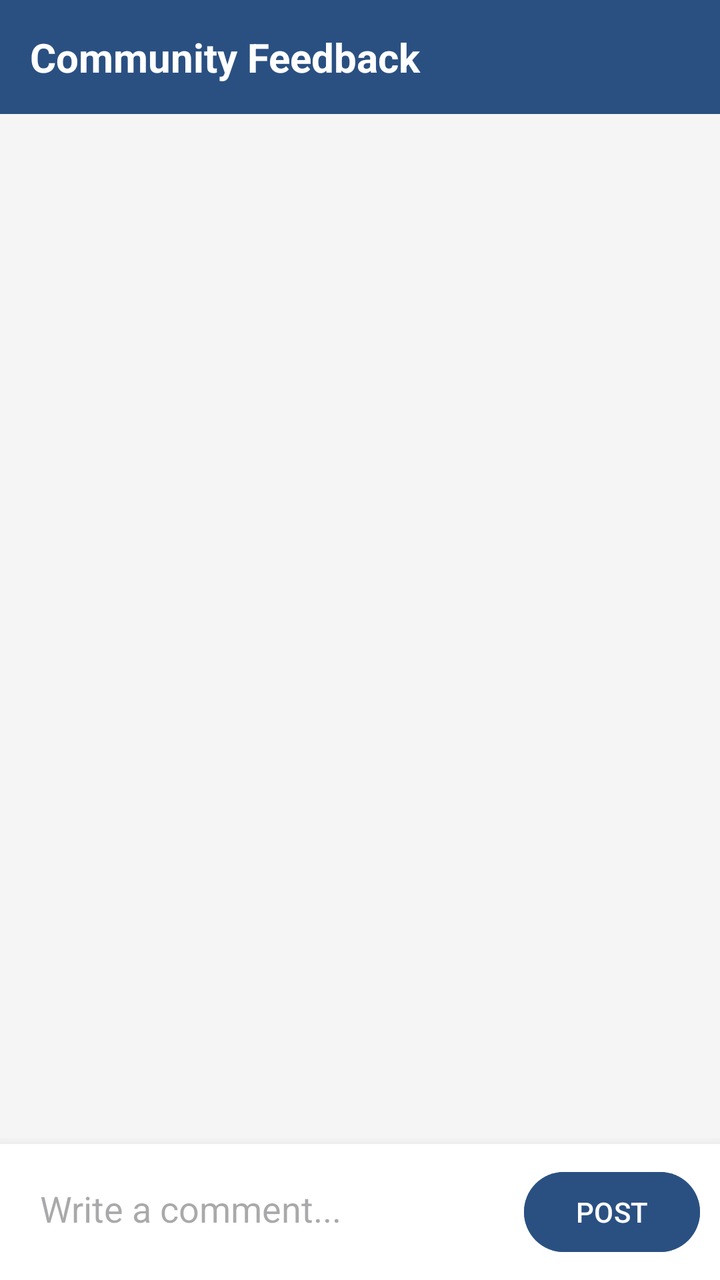
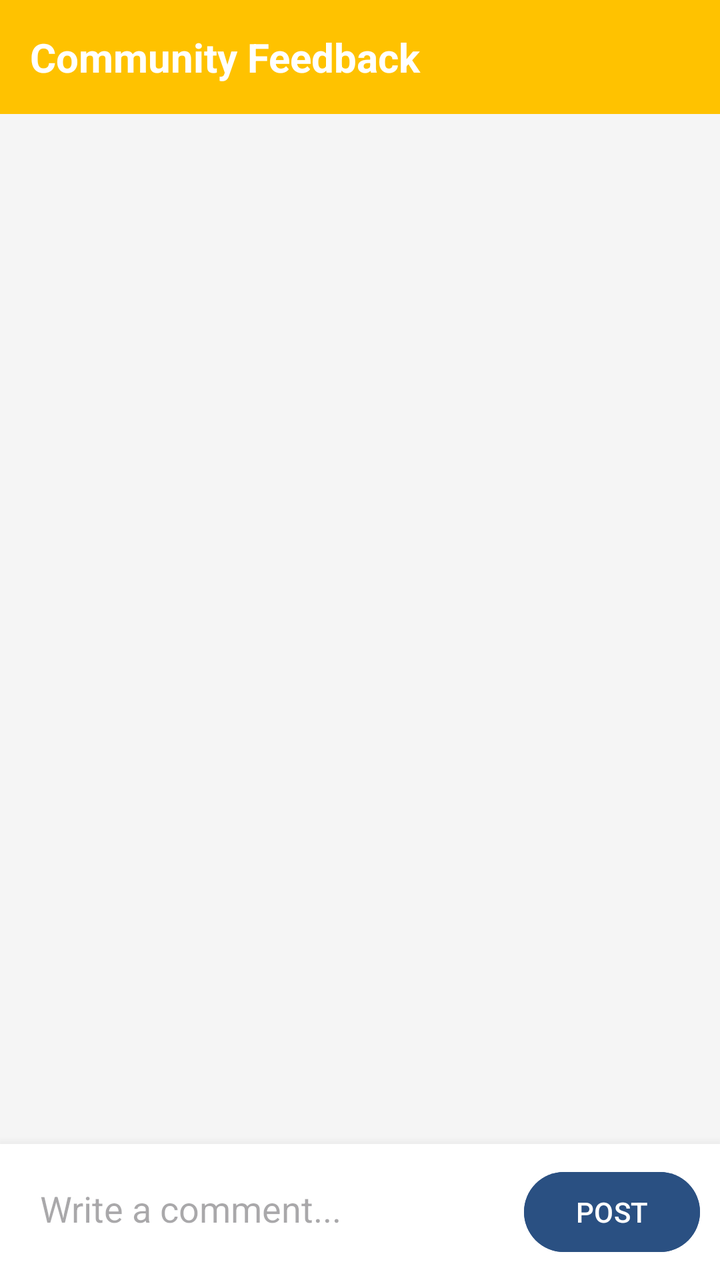

Before-and-after screenshots of an Android layout around one commit, followed by the original layout XML and the change that was made.
<!-- AndroidManifest.xml: application theme Theme.LaundryApp -->
<!-- res/layout/activity_feedback.xml -->
<?xml version="1.0" encoding="utf-8"?>
<LinearLayout xmlns:android="http://schemas.android.com/apk/res/android"
    android:layout_width="match_parent"
    android:layout_height="match_parent"
    android:orientation="vertical"
    android:background="#F5F5F5">

    <TextView
        android:layout_width="match_parent"
        android:layout_height="wrap_content"
        android:text="Community Feedback"
        android:padding="15dp"
        android:background="#2a5082"
        android:textColor="#FFF"
        android:textSize="20sp"
        android:textStyle="bold"/>

    <androidx.recyclerview.widget.RecyclerView
        android:id="@+id/recyclerFeedback"
        android:layout_width="match_parent"
        android:layout_height="0dp"
        android:layout_weight="1"
        android:padding="10dp"/>

    <LinearLayout
        android:layout_width="match_parent"
        android:layout_height="wrap_content"
        android:orientation="horizontal"
        android:padding="10dp"
        android:background="#FFFFFF"
        android:elevation="10dp">

        <EditText
            android:id="@+id/etFeedbackMessage"
            android:layout_width="0dp"
            android:layout_height="wrap_content"
            android:layout_weight="1"
            android:hint="Write a comment..."
            android:padding="10dp"
            android:background="@android:color/transparent"/>

        <Button
            android:id="@+id/btnSubmitFeedback"
            android:layout_width="wrap_content"
            android:layout_height="wrap_content"
            android:text="POST"
            android:backgroundTint="#2a5082"/>
    </LinearLayout>

</LinearLayout>
<!-- resources referenced by this layout -->
<resources>
  <style name="Theme.LaundryApp" parent="Base.Theme.LaundryApp" />
  <style name="Base.Theme.LaundryApp" parent="Theme.Material3.DayNight.NoActionBar">
          
          
      </style>
</resources>

<!-- the commit's change to res/layout/activity_feedback.xml (unified diff, before → after) -->
@@ -10,7 +10,7 @@
         android:layout_height="wrap_content"
         android:text="Community Feedback"
         android:padding="15dp"
-        android:background="#2a5082"
+        android:background="#FFC200"
         android:textColor="#FFF"
         android:textSize="20sp"
         android:textStyle="bold"/>
